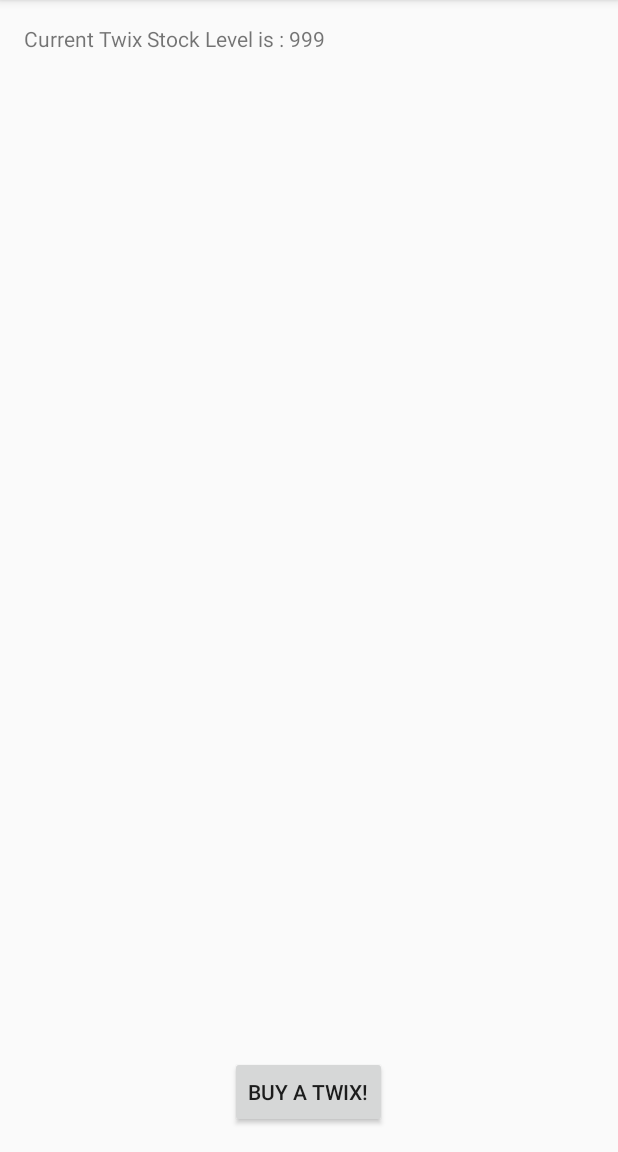
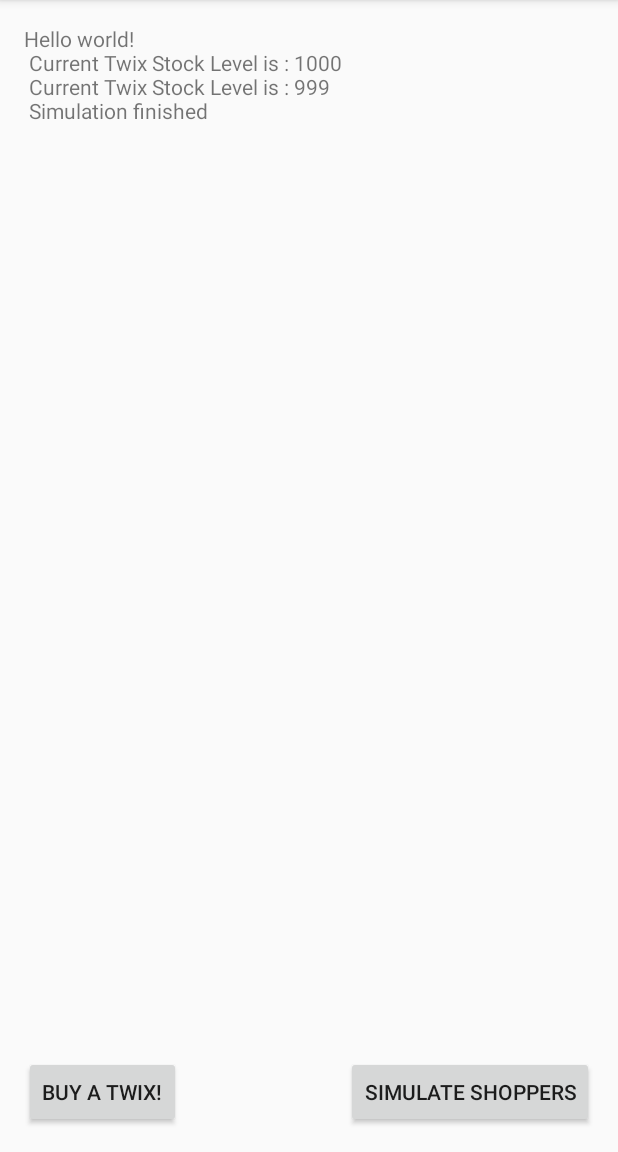
Before and after one commit to joebujok/RagsToRiches, an Android app: the screen it shows after launch (MainActivity), in the options menu, after a tap on "Settings", on a phone screen of 412 x 824 dp, the part 84-1236 px from its top. Run offline under Robolectric (Android 15) with nearby library versions, the phone set to English and light mode, and no system bars; 6 statements that could not run were skipped.

Commit message:
Shopper simulation created!

```diff
--- a/app/src/main/java/com/bujok/ragstoriches/MainActivity.java
+++ b/app/src/main/java/com/bujok/ragstoriches/MainActivity.java
@@ -15,11 +15,15 @@ import com.bujok.ragstoriches.db.DBContract;
 import com.bujok.ragstoriches.db.MyDbConnector;
 import com.bujok.ragstoriches.people.Shopper;
 
+import java.util.ArrayList;
+
 public class MainActivity extends AppCompatActivity {
 
     private static final String TAG = "MainAct";
     private SQLiteDatabase db;
     private TextView textView;
+
+    private ArrayList<Shopper> mShopperList ;
 
     @Override
     protected void onCreate(Bundle savedInstanceState) {
@@ -29,12 +33,17 @@ public class MainActivity extends AppCompatActivity {
         db = new MyDbConnector(this).getWritableDatabase();
         createDefaultDatabase();
 
-        Shopper s1 = new Shopper("Shopper 1");
-        textView.append("\n  New Shopper created : " +  s1.getName() + "\n Age: " + s1.getAge() + "\n Money in wallet : " + s1.getMoneyString());
-        Shopper s2 = new Shopper("Shopper 2");
-        textView.append("\n  New Shopper created : " +  s2.getName() + "\n Age: " + s2.getAge() + "\n Money in wallet : " + s2.getMoneyString());
-        Shopper s3 = new Shopper("Shopper 3");
-        textView.append("\n  New Shopper created : " +  s3.getName() + "\n Age: " + s3.getAge() + "\n Money in wallet : " + s3.getMoneyString());
+        Shopper s1 = new Shopper(this, "Shopper 1");
+        textView.append("\n  New Shopper created : " + s1.getName() + "\n Age: " + s1.getAge() + "\n Money in wallet : " + s1.getMoneyString());
+        Shopper s2 = new Shopper(this, "Shopper 2");
+        textView.append("\n  New Shopper created : " + s2.getName() + "\n Age: " + s2.getAge() + "\n Money in wallet : " + s2.getMoneyString());
+        Shopper s3 = new Shopper(this, "Shopper 3");
+        textView.append("\n  New Shopper created : " + s3.getName() + "\n Age: " + s3.getAge() + "\n Money in wallet : " + s3.getMoneyString());
+        mShopperList = new ArrayList<Shopper>();
+        boolean pointlessVar = mShopperList.add(s1);
+        mShopperList.add(mShopperList.size(),s2);
+        mShopperList.add(mShopperList.size(),s3);
+
 
     }
 
@@ -44,7 +53,11 @@ public class MainActivity extends AppCompatActivity {
         //db.execSQL(DBContract.ProductsTable.CREATE_TABLE);
         //db.execSQL(DBContract.StockTable.DELETE_TABLE);
         //db.execSQL(DBContract.StockTable.CREATE_TABLE);
-
+        String count = "SELECT count(*) FROM " + DBContract.StockTable.TABLE_NAME;
+        Cursor c = db.rawQuery(count, null);
+        c.moveToFirst();
+        int icount = c.getInt(0);
+        if(icount == 0){
             ContentValues values = new ContentValues();
             values.put(DBContract.ProductsTable.KEY_PRODUCT, "Twix Bar");
             long newRowId;
@@ -55,6 +68,9 @@ public class MainActivity extends AppCompatActivity {
             values.put(DBContract.StockTable.KEY_PRODUCTID,newRowId);
             values.put(DBContract.StockTable.KEY_QUANTITYHELD, 1000);
             newRowId = db.insert(DBContract.StockTable.TABLE_NAME,null,values);
+        }
+
+
 
 
     }
@@ -90,6 +106,13 @@ public class MainActivity extends AppCompatActivity {
         db.update(DBContract.StockTable.TABLE_NAME,cv,DBContract.StockTable.KEY_PRODUCTID+ "= 1",null);
         getStockAmount();
 
+    }
+
+    public void simulateButton(View view) {
+        for(Shopper s : mShopperList){
+            s.simShopperActions();
+        }
+        textView.append("\n Simulation finished");
 
     }
 
@@ -118,7 +141,7 @@ public class MainActivity extends AppCompatActivity {
         );
         c.moveToFirst();
         Integer stocklevel = c.getInt(c.getColumnIndex(DBContract.StockTable.KEY_QUANTITYHELD));
-        textView.setText("Current Twix Stock Level is : " + stocklevel);
+        textView.append("\n Current Twix Stock Level is : " + stocklevel);
         return stocklevel;
     }
 }
--- a/app/src/main/java/com/bujok/ragstoriches/people/Shopper.java
+++ b/app/src/main/java/com/bujok/ragstoriches/people/Shopper.java
@@ -1,26 +1,37 @@
 package com.bujok.ragstoriches.people;
+
+import android.app.Activity;
+import android.content.Context;
+import android.database.Cursor;
+import android.database.DatabaseUtils;
+import android.database.sqlite.SQLiteDatabase;
+import android.util.Log;
+import android.widget.TextView;
 
 import com.bujok.ragstoriches.R;
 import com.bujok.ragstoriches.db.DBContract;
+import com.bujok.ragstoriches.db.MyDbConnector;
 
 import java.math.BigDecimal;
+import java.util.ArrayList;
+import java.util.List;
 import java.util.Random;
+
+import static com.bujok.ragstoriches.utils.Random.getRandInteger;
+
 
 /**
  * Created by joebu on 07/01/2016.
  */
 public class Shopper extends Person {
 
+    private static final String TAG = "ShopperClass";
 
     //money in pence
     private Integer mMoney;
 
-    public Shopper(String name, Integer age) {
-        super(name, age);
-    }
-
-    public Shopper(String name) {
-        super(name);
+    public Shopper(Context context, String name) {
+        super(context, name);
         Random rand = new Random();
         Integer pounds = rand.nextInt((95 - 15) + 1) + 15;
         Integer pence = rand.nextInt((99 - 0) + 1) + 0;
@@ -44,5 +55,76 @@ public class Shopper extends Person {
         return str;
     }
 
+    public void simShopperActions(){
+        buyItemInShop(1);
+    }
+
+    private void buyItemInShop(int ShopID) {
+        String[] projection = {
+                DBContract.StockTable.KEY_SHOPID,
+                DBContract.StockTable.KEY_PRODUCTID,
+                DBContract.StockTable.KEY_QUANTITYHELD
+
+        };
+
+        // How you want the results sorted in the resulting Cursor
+        //String sortOrder =
+        //        FeedEntry.COLUMN_NAME_UPDATED + " DESC";
+
+        Cursor c = mDb.query(
+                DBContract.StockTable.TABLE_NAME,  // The table to query
+                projection,                               // The columns to return
+                DBContract.StockTable.KEY_SHOPID + "= " + ShopID,                                // The columns for the WHERE clause
+                null,                            // The values for the WHERE clause
+                null,                                     // don't group the rows
+                null,                                     // don't filter by row groups
+                null                                 // The sort order
+        );
+        //c.moveToFirst();
+        //// TODO: 09/01/2016
+        // hard coded the cost of an item for now, needs to be looked up for each item
+        Integer costOfItem = 50;
+        Integer randomIndexToPick;
+        List<Integer> affordableItems = new ArrayList<Integer>();
+        while (c.moveToNext()) {
+            Log.d(TAG, DatabaseUtils.dumpCursorToString(c));
+            if (c.getInt(c.getColumnIndex(DBContract.StockTable.KEY_QUANTITYHELD)) > 0) {
+                if (costOfItem < mMoney) {
+                    affordableItems.add(c.getInt(c.getColumnIndex(DBContract.StockTable.KEY_PRODUCTID)));
+                }
+            }
+
+        }
+        c.close();
+        if(affordableItems.size() < 1 ){
+            return;
+        }
+        Integer itemIDChoosenToBuy;
+        if(affordableItems.size() == 1){
+            itemIDChoosenToBuy = affordableItems.get(0);
+        }
+        else{
+            randomIndexToPick = getRandInteger(1, affordableItems.size());
+            itemIDChoosenToBuy = affordableItems.get(randomIndexToPick-1);
+        }
+        //ToDo - make probability a variable
+
+
+        Integer probabilityOfBuyingItem = 30;
+        if(getRandInteger(1,100) <= probabilityOfBuyingItem){
+            mDb.execSQL("UPDATE " + DBContract.StockTable.TABLE_NAME + " SET "
+                            + DBContract.StockTable.KEY_QUANTITYHELD + "=" + DBContract.StockTable.KEY_QUANTITYHELD + " - 1 WHERE "
+                            + DBContract.StockTable.KEY_SHOPID + "= " + ShopID + " AND " + DBContract.StockTable.KEY_PRODUCTID + " = " + itemIDChoosenToBuy
+            );
+            //Integer stocklevel = c.getInt(c.getColumnIndex(DBContract.StockTable.KEY_QUANTITYHELD));
+            mMoney = mMoney - costOfItem;
+            TextView textView = (TextView) ((Activity) mContext).findViewById(R.id.edit_message);
+            textView.append("\n" + mName + " just bought an item, they now have " + getMoneyString() + " left.");
+
+        }
+
+
+    }
+
 
 }
--- a/app/src/main/res/layout/activity_main.xml
+++ b/app/src/main/res/layout/activity_main.xml
@@ -10,8 +10,19 @@
 
     <Button android:id="@+id/buy_button" android:text="@string/buy_button_text" android:layout_width="wrap_content"
         android:layout_height="wrap_content"
+        android:onClick="buyButton"
         android:layout_alignParentBottom="true"
-        android:layout_centerHorizontal="true"
-        android:onClick="buyButton" />/>
+        android:layout_alignParentLeft="true"
+        android:layout_alignParentStart="true" />
+
+    <Button
+        android:layout_width="wrap_content"
+        android:layout_height="wrap_content"
+        android:text="Simulate shoppers"
+        android:id="@+id/simulate_button"
+        android:layout_alignTop="@+id/buy_button"
+        android:layout_alignParentRight="true"
+        android:layout_alignParentEnd="true"
+        android:onClick="simulateButton"/>/>
 
 </RelativeLayout>
```
Also changed, not shown: app/src/main/java/com/bujok/ragstoriches/people/person.java (+13 -8 lines), app/src/main/java/com/bujok/ragstoriches/utils/Random.java (added, +17 -0 lines). Lines whose indentation alone changed are shown as unchanged.
